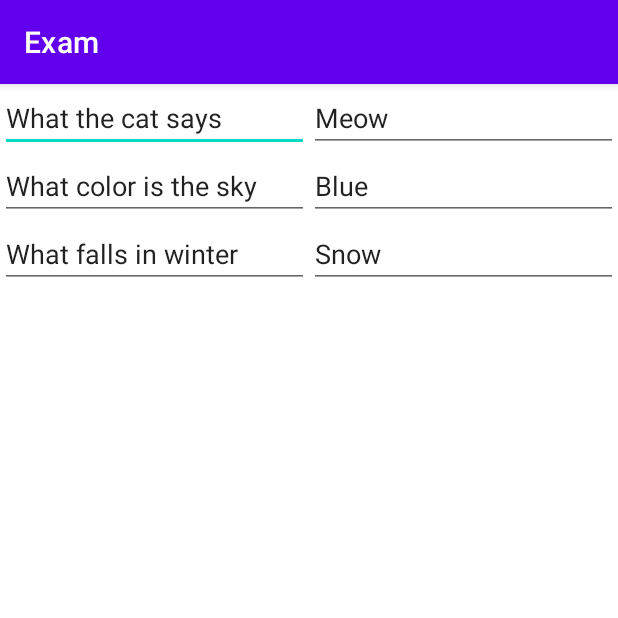
After one commit to constanthinium/Exam, an Android app: the QuestionsActivity screen opened directly, with no data from a screen before it, on a phone screen of 412 x 824 dp, the top half of it. The commit adds this screen. Run offline under Robolectric (Android 15) with nearby library versions, the phone set to English and light mode, and no system bars.

Commit message:
Add questions activity

```diff
--- a/app/src/main/AndroidManifest.xml
+++ b/app/src/main/AndroidManifest.xml
@@ -10,6 +10,9 @@
         android:supportsRtl="true"
         android:theme="@style/Theme.Exam">
         <activity
+            android:name=".QuestionsActivity"
+            android:exported="true" />
+        <activity
             android:name=".MainActivity"
             android:exported="true">
             <intent-filter>
--- a/app/src/main/java/ru/kostyadzyuba/exam/MainActivity.kt
+++ b/app/src/main/java/ru/kostyadzyuba/exam/MainActivity.kt
@@ -1,6 +1,7 @@
 package ru.kostyadzyuba.exam
 
 import android.content.DialogInterface
+import android.content.Intent
 import android.os.Bundle
 import android.text.InputType
 import android.view.Menu
@@ -141,14 +142,21 @@ class MainActivity : AppCompatActivity(),
     }
 
     override fun onClick(dialog: DialogInterface, which: Int) {
-        testsAdapter.testList.add(testTitleText.text.toString())
-        testsAdapter.notifyItemInserted(testsAdapter.testList.size - 1)
-        testTitleText.text.clear()
-        updateUi()
+        startActivityForResult(Intent(this, QuestionsActivity::class.java), 0)
     }
 
     override fun onShow(dialog: DialogInterface) {
         positiveButton = (dialog as AlertDialog).getButton(DialogInterface.BUTTON_POSITIVE)
         positiveButton.isEnabled = false
     }
+
+    override fun onActivityResult(requestCode: Int, resultCode: Int, data: Intent?) {
+        super.onActivityResult(requestCode, resultCode, data)
+        if (resultCode == RESULT_OK) {
+            testsAdapter.testList.add(testTitleText.text.toString())
+            testsAdapter.notifyItemInserted(testsAdapter.testList.size - 1)
+            testTitleText.text.clear()
+            updateUi()
+        }
+    }
 }
--- /dev/null
+++ b/app/src/main/java/ru/kostyadzyuba/exam/QuestionsActivity.kt
@@ -0,0 +1,17 @@
+package ru.kostyadzyuba.exam
+
+import androidx.appcompat.app.AppCompatActivity
+import android.os.Bundle
+import androidx.recyclerview.widget.RecyclerView
+
+class QuestionsActivity : AppCompatActivity() {
+    override fun onCreate(savedInstanceState: Bundle?) {
+        super.onCreate(savedInstanceState)
+        setContentView(R.layout.activity_questions)
+        findViewById<RecyclerView>(R.id.questions).adapter = QuestionsAdapter(mutableListOf(
+            Pair("What the cat says", "Meow"),
+            Pair("What color is the sky", "Blue"),
+            Pair("What falls in winter", "Snow"),
+        ))
+    }
+}
--- /dev/null
+++ b/app/src/main/res/layout/activity_questions.xml
@@ -0,0 +1,15 @@
+<?xml version="1.0" encoding="utf-8"?>
+<FrameLayout xmlns:android="http://schemas.android.com/apk/res/android"
+    xmlns:app="http://schemas.android.com/apk/res-auto"
+    xmlns:tools="http://schemas.android.com/tools"
+    android:layout_width="match_parent"
+    android:layout_height="match_parent"
+    tools:context=".QuestionsActivity">
+
+    <androidx.recyclerview.widget.RecyclerView
+        android:id="@+id/questions"
+        android:layout_width="match_parent"
+        android:layout_height="match_parent"
+        app:layoutManager="LinearLayoutManager" />
+
+</FrameLayout>
```
